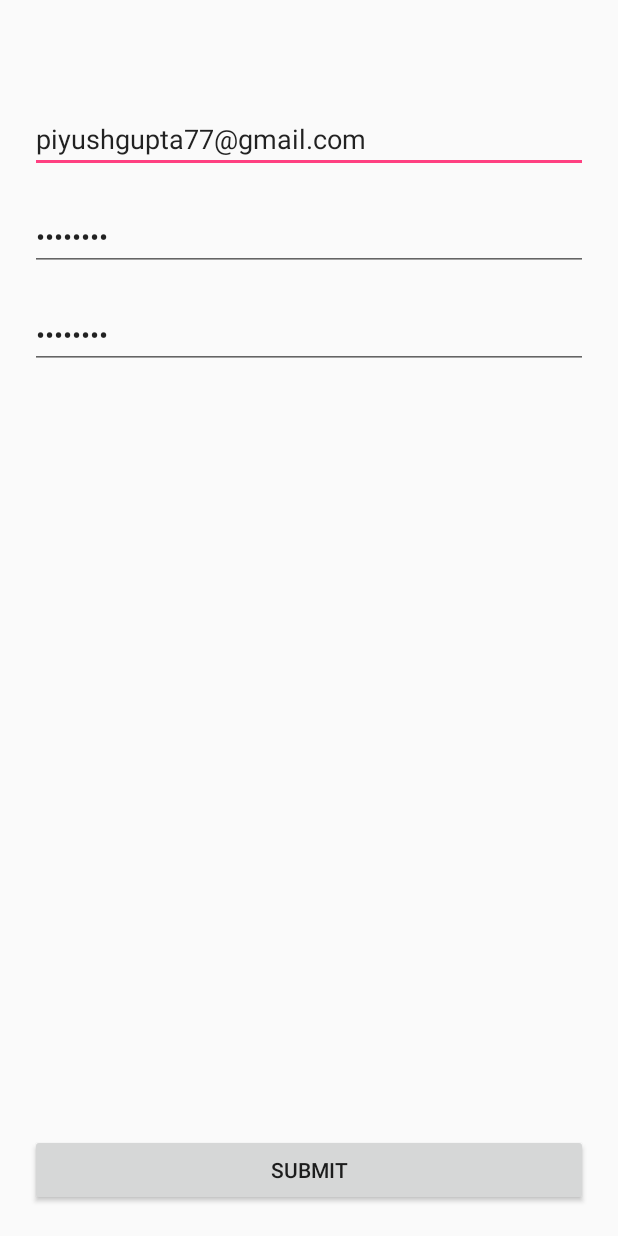
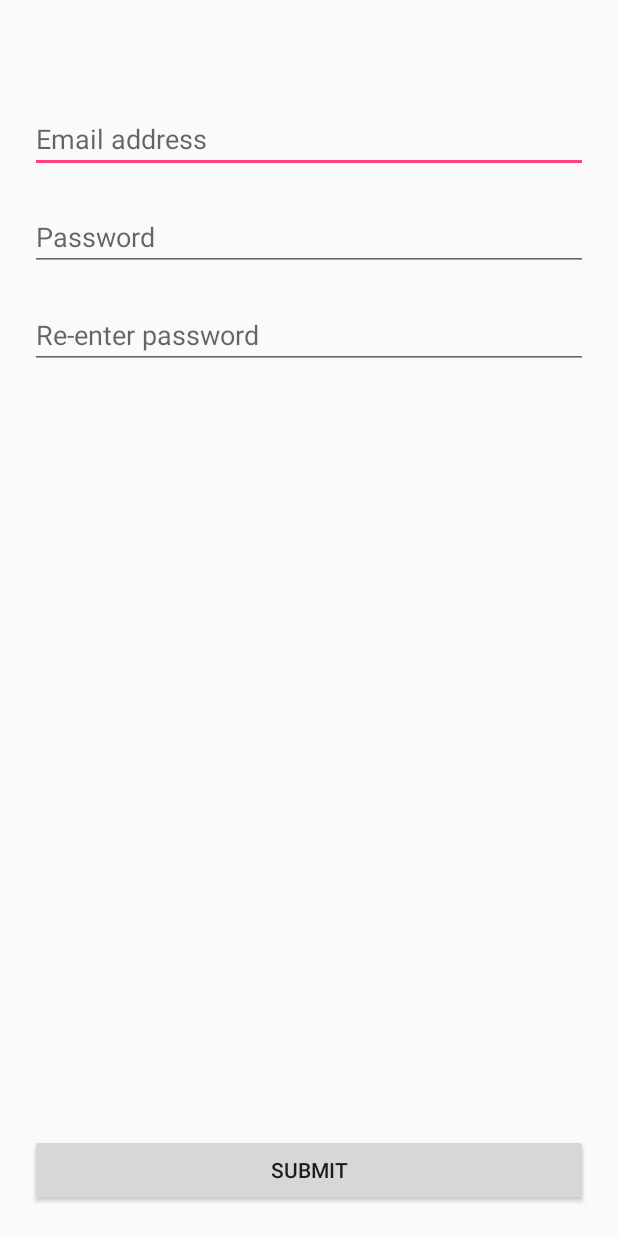
Before and after one commit to piyushgupta77/deal_app_firebase_demo, an Android app: the layout activity_register.xml on its own in the app's theme, with its tools: preview values and no code run, on a phone screen of 412 x 824 dp. Run offline under Robolectric (Android 15) with nearby library versions, the phone set to English and light mode, and no system bars.

```diff
--- a/app/src/main/res/layout/activity_register.xml
+++ b/app/src/main/res/layout/activity_register.xml
@@ -22,7 +22,6 @@
         android:layout_marginStart="@dimen/dimen_20dp"
         android:layout_marginTop="@dimen/dimen_70dp"
         android:hint="@string/email_address"
-        android:text="piyushgupta77@gmail.com"
         android:inputType="textEmailAddress" />
 
 
@@ -35,7 +34,6 @@
         android:layout_marginStart="@dimen/dimen_20dp"
         android:layout_marginTop="@dimen/dimen_20dp"
         android:hint="@string/password"
-        android:text="password"
         android:inputType="textPassword" />
 
     <android.support.v7.widget.AppCompatEditText
@@ -46,7 +44,6 @@
         android:layout_marginEnd="@dimen/dimen_20dp"
         android:layout_marginStart="@dimen/dimen_20dp"
         android:layout_marginTop="@dimen/dimen_20dp"
-        android:text="password"
         android:hint="@string/reenter_password"
         android:inputType="textPassword" />
 
```
